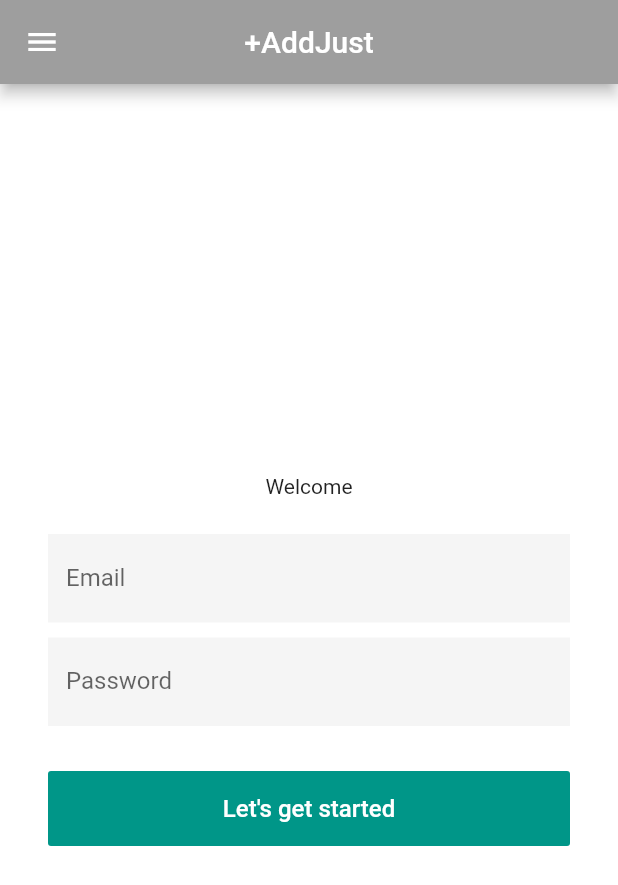
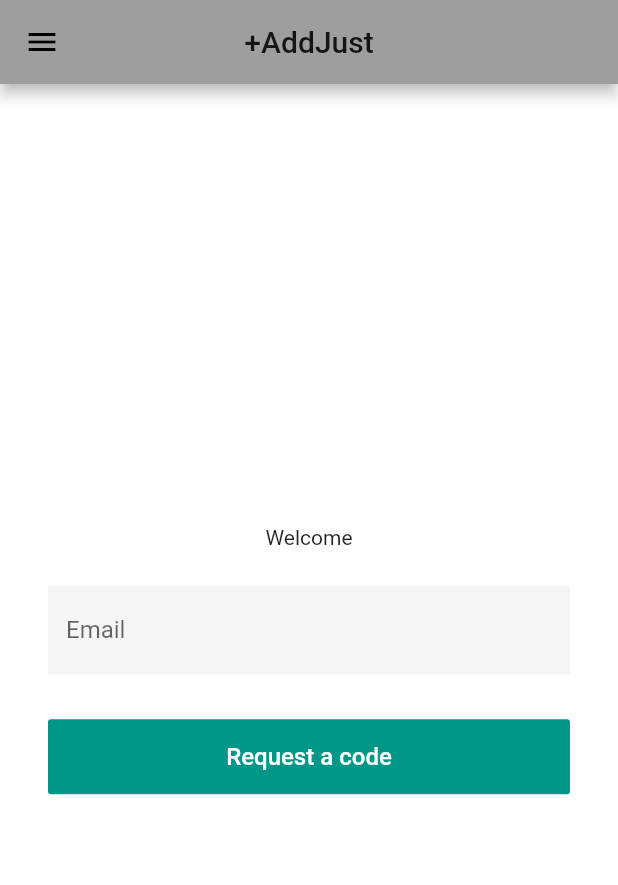
Before and after one commit to kleyos/flutter-project, a Flutter app: the screen it shows after launch, on a phone screen of 412 x 824 dp. Shown: the top 885 px of the screen. Run offline on Flutter 3.47's test engine with Material 2 defaults, Android fonts, the phone set to English and light mode, and no system bars; our stand-ins replace shared_preferences; accounts and stored records are empty.

Commit message:
Auth code request (WIP)

```diff
--- a/lib/models/user.dart
+++ b/lib/models/user.dart
@@ -1,3 +1,13 @@
+import 'package:meta/meta.dart';
+
 class User {
+  User({
+    @required this.email,
+    this.accessToken
+  });
 
+  final String email;
+  final String accessToken;
+
+  bool isAuthenticated() => accessToken.isNotEmpty;
 }
--- /dev/null
+++ b/lib/services/api/base.dart
@@ -0,0 +1,52 @@
+import 'dart:async';
+import 'dart:convert';
+import 'package:meta/meta.dart';
+import 'package:http/http.dart' as http;
+import 'package:path/path.dart' as Path;
+
+class ApiResponse {
+  ApiResponse.fromResponse(String payload) {
+    data = json.decode(payload);
+  }
+
+  Map<String, dynamic> data;
+
+  bool get isError => data.containsKey('type') && data['type'] == 'api_error';
+
+  String get error {
+    if (isError) {
+      return data['message'];
+    }
+    return '';
+  }
+
+  dynamic operator [](String key) => data[key];
+}
+
+class Base {
+  Base({
+    @required this.baseURL
+  });
+
+  final String baseURL;
+  String _lastError;
+
+  bool get hasError => lastError != null && lastError.isNotEmpty;
+  String get lastError => _lastError == null ? '' : _lastError;
+
+  Future<dynamic> post(String path, {Map<String, dynamic> headers, body}) async {
+    final response = await http.post(Path.join(baseURL, path), headers: headers, body: body);
+
+    if (response.statusCode == 200) {
+      ApiResponse resp = ApiResponse.fromResponse(response.body);
+      if (resp.error.isNotEmpty) {
+        _lastError = resp.error;
+        return null;
+      }
+      return resp;
+    } else {
+      _lastError = 'Failed to perform a request';
+      return null;
+    }
+  }
+}
--- /dev/null
+++ b/lib/services/api/login.dart
@@ -0,0 +1,13 @@
+import 'dart:async';
+
+import 'package:add_just/services/api/base.dart';
+
+class Login extends Base {
+  Login({
+    String baseURL
+  }) : super(baseURL: baseURL);
+
+  Future<ApiResponse> requestCode(String email) async {
+    return await post('login/request-code', body: {"email": email});
+  }
+}
--- /dev/null
+++ b/lib/ui/login/code-sing-in.dart
@@ -0,0 +1,83 @@
+import 'package:add_just/ui/login/anon-drawer.dart';
+import 'package:flutter/material.dart';
+
+typedef void OnCodeRequestCallback(String email);
+
+class CodeSignIn extends StatelessWidget {
+  CodeSignIn({
+    Key key,
+    this.onCodeRequest
+  }) : super(key: key);
+
+  final OnCodeRequestCallback onCodeRequest;
+  final TextEditingController _emailController = new TextEditingController();
+
+  void _handleSignIn() {
+    if (onCodeRequest != null) {
+      onCodeRequest(_emailController.text);
+    }
+    _emailController.clear();
+  }
+
+  Widget _buildForm() {
+    return new Form(
+      child: new Column(
+        children: <Widget>[
+          new Text(
+            'Welcome',
+          ),
+          const SizedBox(height: 24.0),
+          new TextFormField(
+            decoration: const InputDecoration(
+              border: InputBorder.none,
+              filled: true,
+              labelText: 'Email'
+            ),
+            controller: _emailController,
+          ),
+          const SizedBox(height: 30.0),
+          new SizedBox(
+            width: double.infinity,
+            height: 50.0,
+            child: new FlatButton(
+              onPressed: _handleSignIn,
+              child: new Text("Request a code", style: TextStyle(color: Colors.white, fontSize: 16.0)),
+              color: Colors.teal
+            )
+          )
+        ]
+      )
+    );
+  }
+
+  @override
+  Widget build(BuildContext context) {
+    return new Scaffold(
+      appBar: new AppBar(
+        title: new Text('+AddJust'),
+        centerTitle: true,
+        backgroundColor: Colors.grey,
+      ),
+      drawer: new AnonDrawer(),
+      body: new Container(
+        decoration: new BoxDecoration(
+          color: Colors.white
+        ),
+        padding: const EdgeInsets.all(32.0),
+        child: new Row(
+          children: <Widget>[
+            new Expanded(
+              child: new Column(
+                children: <Widget>[
+                  _buildForm()
+                ],
+                mainAxisAlignment: MainAxisAlignment.center,
+                mainAxisSize: MainAxisSize.max
+              )
+            )
+          ]
+        )
+      )
+    );
+  }
+}
--- a/lib/ui/login/sing-in.dart
+++ b/lib/ui/login/sing-in.dart
@@ -1,3 +1,4 @@
+import 'package:add_just/ui/login/anon-drawer.dart';
 import 'package:flutter/material.dart';
 
 typedef void OnLoginCallback(String username, String pwd);
@@ -67,51 +68,6 @@ class SignIn extends StatelessWidget {
     );
   }
 
-  Widget _buildDrawer(BuildContext context) {
-    return new Drawer(
-      child: new Container(
-        padding: EdgeInsets.all(54.0),
-        color: Colors.black38,
-        child: new ListView(
-          children: <Widget>[
-            ListTile(
-              title: Text('About'),
-              onTap: () {
-                _notImplemented(context);
-              },
-            ),
-            ListTile(
-              title: Text('Help'),
-              onTap: () {
-                _notImplemented(context);
-              },
-            ),
-            new Divider(),
-            ListTile(
-              title: Text('Contact Us'),
-              onTap: () {
-                _notImplemented(context);
-              },
-            ),
-            ListTile(
-              title: Text('Terms Of Service'),
-              onTap: () {
-                _notImplemented(context);
-              },
-            ),
-            new Divider(),
-            ListTile(
-              title: Text('Log in'),
-              onTap: () {
-                _notImplemented(context);
-              },
-            ),
-          ],
-        )
-      )
-    );
-  }
-
   @override
   Widget build(BuildContext context) {
     return new MaterialApp(
@@ -121,7 +77,7 @@ class SignIn extends StatelessWidget {
           centerTitle: true,
           backgroundColor: Colors.grey,
         ),
-        drawer: _buildDrawer(context),
+        drawer: new AnonDrawer(),
         body: new Container(
           decoration: new BoxDecoration(
             color: Colors.white
--- a/pubspec.yaml
+++ b/pubspec.yaml
@@ -17,6 +17,7 @@ dependencies:
   # Use with the CupertinoIcons class for iOS style icons.
   cupertino_icons: ^0.1.2
   shared_preferences: ^0.4.2
+  http: any
 
 dev_dependencies:
   flutter_test:
```
Also changed, not shown: lib/main.dart (+47 -8 lines), lib/ui/login/anon-drawer.dart (added, +56 -0 lines), lib/ui/login/code-submit.dart (added, +83 -0 lines), lib/ui/login/main.dart (deleted), pubspec.lock.
